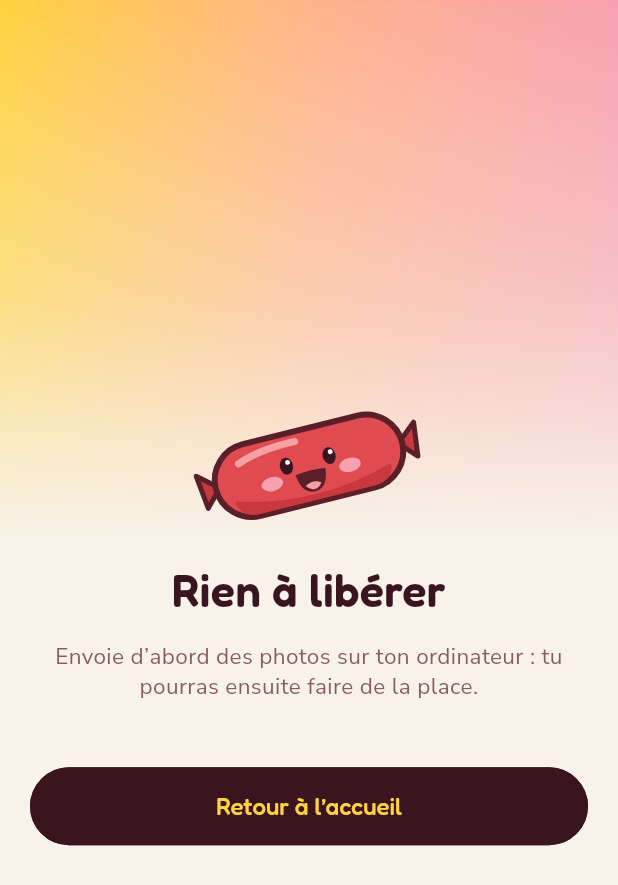
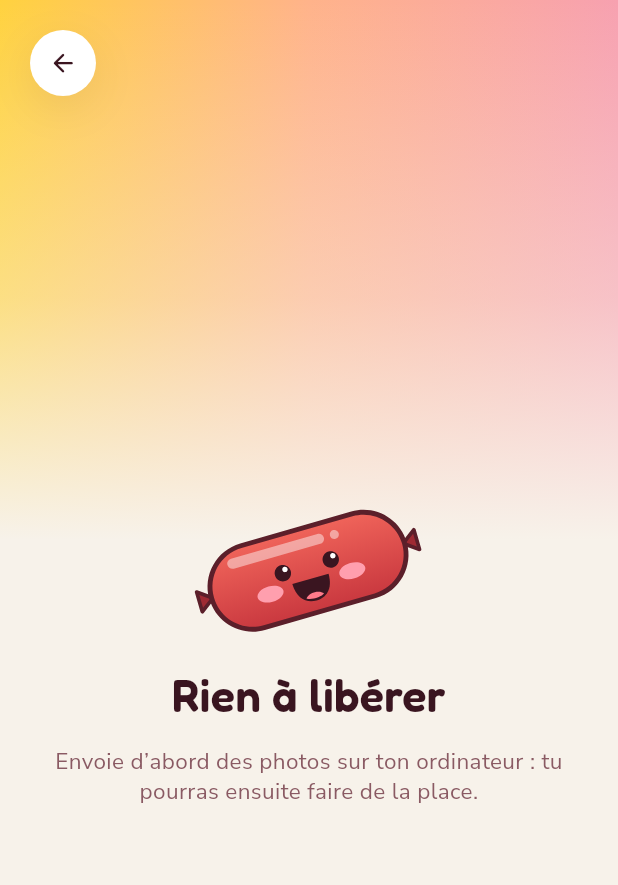
Before and after one commit to huguesleger/dis_saucisse, a Flutter app: the FreeSpaceScreen screen opened by its route, on a phone screen of 412 x 824 dp. Shown: the top 885 px of the screen. Run offline on Flutter 3.47's test engine with Material 3 defaults, Android fonts, the phone set to English and light mode, and no system bars; our stand-ins replace drift, drift_flutter, equatable, flutter_bloc, flutter_svg, fpdart and 6 more; missing offline and left inert: bonsoir, file_selector, macos_secure_bookmarks, mobile_scanner, photo_manager, tray_manager and 2 more; accounts and stored records are empty.

Commit message:
remove btn accueil and add arrow back + logo face

```diff
--- a/apps/dis_saucisse_mobile/lib/features/free_space/presentation/widgets/free_space_message_view.dart
+++ b/apps/dis_saucisse_mobile/lib/features/free_space/presentation/widgets/free_space_message_view.dart
@@ -13,6 +13,18 @@ class FreeSpaceMessageView extends StatelessWidget {
       child: Padding(
         padding: const EdgeInsets.all(DsSpacing.l),
         child: Column(
+          crossAxisAlignment: CrossAxisAlignment.stretch,
+          children: <Widget>[
+            Align(
+              alignment: Alignment.centerLeft,
+              child: DsRoundIconButton(
+                icon: Icons.arrow_back_rounded,
+                tooltip: 'Retour',
+                onPressed: () => Navigator.of(context).maybePop(),
+              ),
+            ),
+            Expanded(
+              child: Column(
                 mainAxisAlignment: MainAxisAlignment.center,
                 crossAxisAlignment: CrossAxisAlignment.stretch,
                 spacing: DsSpacing.m,
@@ -24,11 +36,8 @@ class FreeSpaceMessageView extends StatelessWidget {
                     style: DsTextStyles.body.copyWith(color: DsColors.textSoft),
                     textAlign: TextAlign.center,
                   ),
-            const SizedBox(height: DsSpacing.s),
-            DsButton(
-              label: 'Retour à l’accueil',
-              variant: DsButtonVariant.dark,
-              onPressed: () => Navigator.of(context).maybePop(),
+                ],
+              ),
             ),
           ],
         ),
```
Also changed, not shown: apps/dis_saucisse_mobile/lib/features/photo_quality/presentation/widgets/quality_review_message_view.dart (+14 -5 lines), core/core_ui/lib/src/widgets/brand/ds_logo_pill.dart (+1 -8 lines), core/core_ui/assets/images/face.png (added), core/core_ui/assets/images/mascot.svg. Lines whose indentation alone changed are shown as unchanged.
